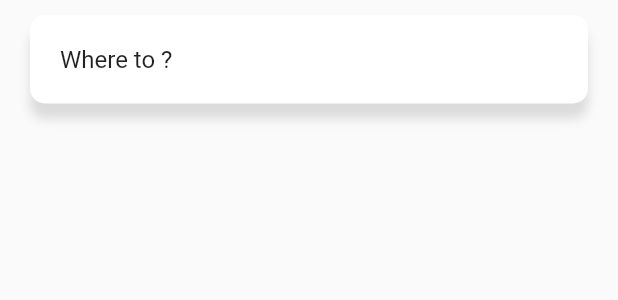
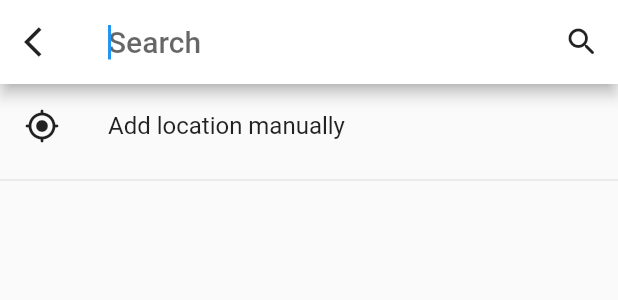
Before and after one commit to HajdukSanchez/maps-flutter, a Flutter app: the SearchBar widget shown alone on an empty page, opened directly, after a tap on "Where to ?", on a phone screen of 412 x 824 dp. Shown: the top 300 px of the screen. Run offline on Flutter 3.47's test engine with Material 2 defaults, Android fonts, the phone set to English and light mode, and no system bars; our stand-ins replace bloc, equatable, flutter_bloc, geolocator, google_maps_flutter, permission_handler.

Commit message:
🚧 [ADD] Search model

```diff
--- /dev/null
+++ b/lib/models/search.dart
@@ -0,0 +1 @@
+export 'package:maps_app/models/search_result.dart';
--- /dev/null
+++ b/lib/search/delegates.dart
@@ -0,0 +1 @@
+export 'package:maps_app/search/search_destination_delegate.dart';
--- /dev/null
+++ b/lib/search/search_destination_delegate.dart
@@ -0,0 +1,66 @@
+import 'package:flutter/material.dart';
+import 'package:maps_app/models/search.dart';
+
+class SearchDestinationDelegate extends SearchDelegate<SearchResult> {
+  // Here we can change the initial configuration of the delegate
+  SearchDestinationDelegate() : super(searchFieldLabel: 'Search');
+
+  @override
+  List<Widget>? buildActions(BuildContext context) {
+    return [
+      IconButton(
+        icon: query == ''
+            ? const Icon(
+                Icons.search_rounded,
+                color: Colors.black87,
+              )
+            : const Icon(
+                Icons.clear_rounded,
+                color: Colors.black87,
+              ),
+        onPressed: () {
+          query = ''; // The Query cames from the SearchDelegate
+        },
+      ),
+    ];
+  }
+
+  @override
+  Widget? buildLeading(BuildContext context) {
+    return IconButton(
+      icon: const Icon(
+        Icons.arrow_back_ios,
+        color: Colors.black87,
+      ),
+      onPressed: () {
+        final result = SearchResult(cancel: true);
+        close(context, result); // This one is a method from SearchDelegate
+      },
+    );
+  }
+
+  @override
+  Widget buildResults(BuildContext context) {
+    return const Text("BuildResults");
+  }
+
+  @override
+  Widget buildSuggestions(BuildContext context) {
+    return ListView(
+      children: [
+        ListTile(
+          leading: const Icon(
+            Icons.my_location_rounded,
+            color: Colors.black87,
+          ),
+          title: const Text('Add location manually'),
+          onTap: () {
+            final result = SearchResult(cancel: false, manual: true);
+            close(context, result);
+          },
+        ),
+        const Divider(),
+      ],
+    );
+  }
+}
--- a/lib/widgets/search_bar.dart
+++ b/lib/widgets/search_bar.dart
@@ -1,4 +1,5 @@
 import 'package:flutter/material.dart';
+import 'package:maps_app/search/delegates.dart';
 
 class SearchBar extends StatelessWidget {
   const SearchBar({Key? key}) : super(key: key);
@@ -10,8 +11,11 @@ class SearchBar extends StatelessWidget {
         margin: const EdgeInsets.only(top: 10, left: 20, right: 20),
         width: double.infinity,
         child: GestureDetector(
-          onTap: () {
-            print('SearchBar tapped');
+          onTap: () async {
+            final result =
+                await showSearch(context: context, delegate: SearchDestinationDelegate());
+            if (result == null) return;
+            print(result);
           },
           child: Container(
             padding: const EdgeInsets.symmetric(horizontal: 20, vertical: 20),
```
Also changed, not shown: lib/models/search_result.dart (added, +11 -0 lines).
